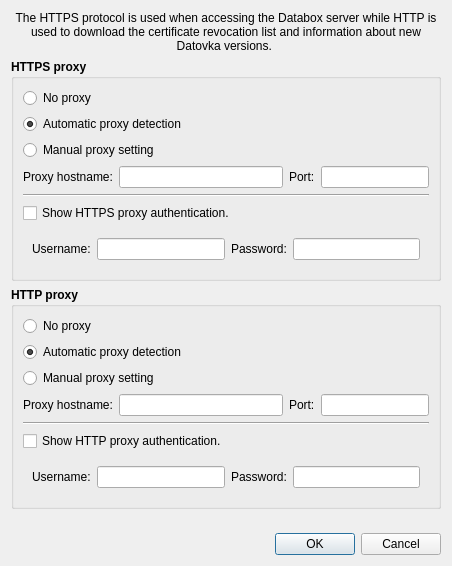
The window that src/gui/ui/dlg_proxysets.ui (psakar/datovka) describes before a commit, drawn with Qt 5.
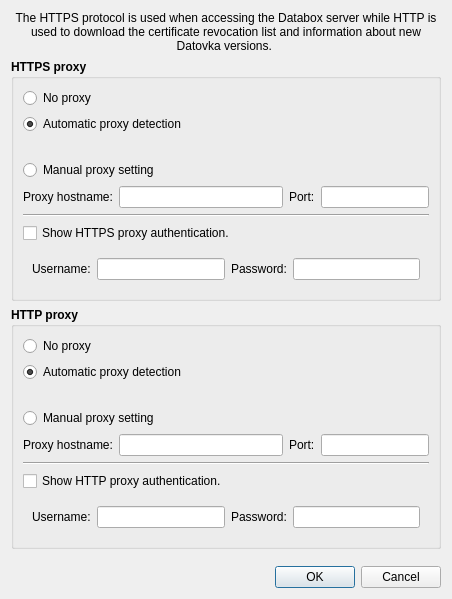
The same window after the commit. Icons and pictures are not drawn.

Commit message:
Enhancements in proxy dialogue.
Automatic proxy detection on Linux has been added.

Diff of the .ui file:
```diff
--- a/src/gui/ui/dlg_proxysets.ui
+++ b/src/gui/ui/dlg_proxysets.ui
@@ -7,7 +7,7 @@
     <x>0</x>
     <y>0</y>
     <width>452</width>
-    <height>566</height>
+    <height>599</height>
    </rect>
   </property>
   <property name="sizePolicy">
@@ -93,6 +93,20 @@
         </property>
        </widget>
       </item>
+      <item>
+       <widget class="QLabel" name="httpsProxyDetectionLabel">
+        <property name="font">
+         <font>
+          <weight>50</weight>
+          <italic>true</italic>
+          <bold>false</bold>
+         </font>
+        </property>
+        <property name="text">
+         <string/>
+        </property>
+       </widget>
+      </item>
       <item>
        <widget class="QRadioButton" name="httpsManualProxyRadioButton">
         <property name="font">
@@ -268,6 +282,20 @@
         </property>
        </widget>
       </item>
+      <item>
+       <widget class="QLabel" name="httpProxyDetectionLabel">
+        <property name="font">
+         <font>
+          <weight>50</weight>
+          <italic>true</italic>
+          <bold>false</bold>
+         </font>
+        </property>
+        <property name="text">
+         <string/>
+        </property>
+       </widget>
+      </item>
       <item>
        <widget class="QRadioButton" name="httpManualProxyRadioButton">
         <property name="font">
```
The commit also changes 4 other files.
